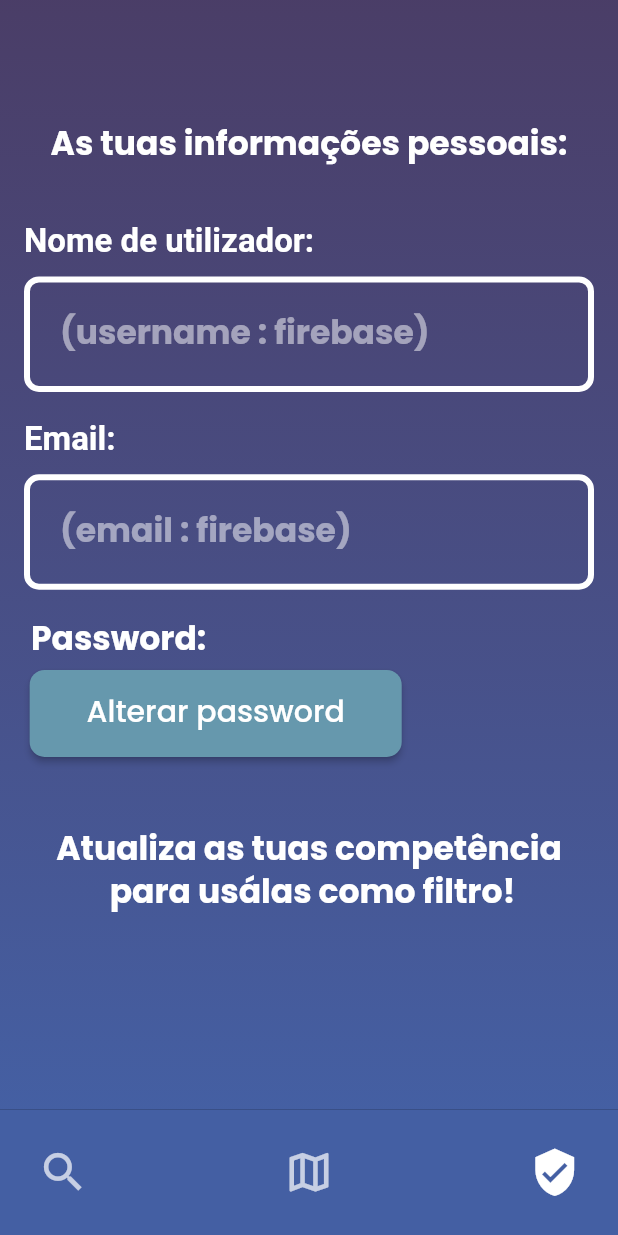
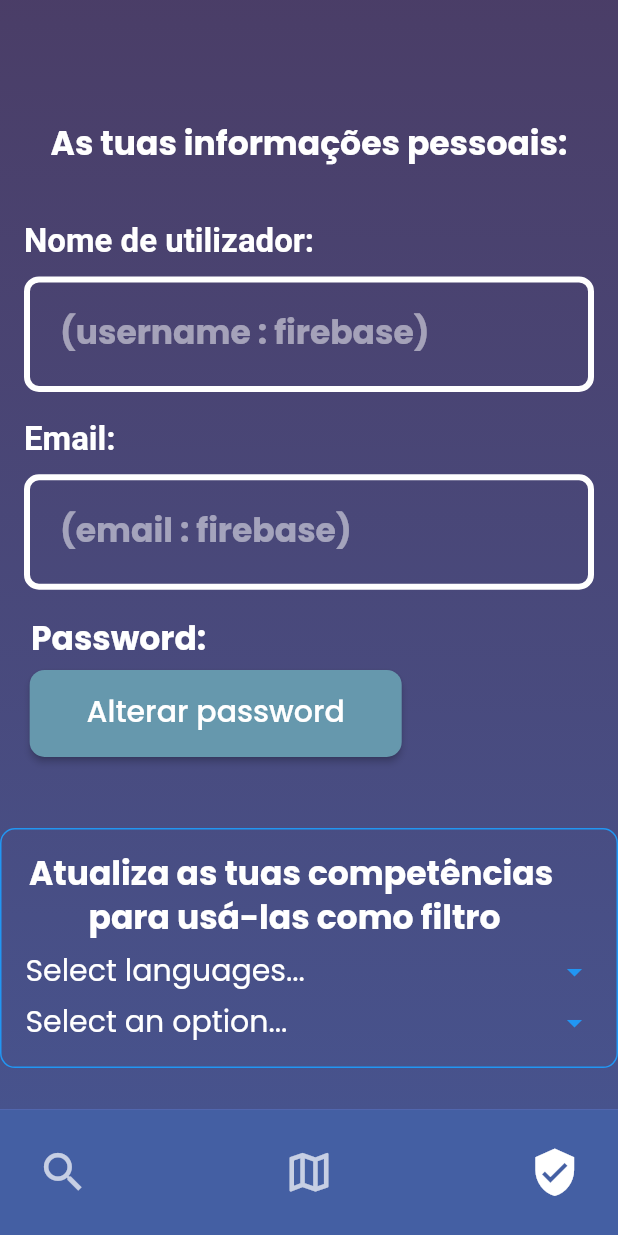
Before and after one commit to AndreSantos03/Y2S2-SoftwareEngineer, a Flutter app: the screen it shows after launch, item 3 of the bottom bar chosen, on a phone screen of 412 x 824 dp. Run offline on Flutter 3.47's test engine with Material 2 defaults, Android fonts, the phone set to English and light mode, and no system bars; drawn by our look-alikes of google_nav_bar; our stand-ins replace equatable, google_fonts; missing offline and left inert: dart_numerics; network calls fail.

Commit message:
competências front end v1

```diff
--- a/app/lib/views/pages/user-screen.dart
+++ b/app/lib/views/pages/user-screen.dart
@@ -4,6 +4,7 @@ import 'package:myapp/views/widgets/gradientBackground.dart';
 import 'package:myapp/views/widgets/inputTextBoxWidget.dart';
 import 'package:myapp/views/widgets/navBar.dart';
 import 'package:myapp/views/widgets/rectangularButtonWidget.dart';
+import 'package:myapp/views/widgets/selectionDropdownWidget.dart';
 
 class UserScreen extends StatelessWidget {
   final TextEditingController usernameController = TextEditingController();
@@ -18,9 +19,11 @@ class UserScreen extends StatelessWidget {
 
     return Scaffold(
       bottomNavigationBar: const NavBar(pageNumber: 2),
-      body: Stack(
+      body: SingleChildScrollView(
+        physics: const AlwaysScrollableScrollPhysics(),
+        child: Stack(
           children: [
-          GradientBackground(screenHeight: screenHeight),
+            GradientBackground(screenHeight: screenHeight + 300),
             Positioned(
               top: screenHeight * 0.1,
               left: 0,
@@ -84,19 +87,10 @@ class UserScreen extends StatelessWidget {
               top: screenHeight * 0.67,
                 left: 0,
                 right: 0,
-            child: Text(
-              'Atualiza as tuas competência \n para usálas como filtro!',
-              textAlign: TextAlign.center,
-              style: SafeGoogleFont(
-                'Poppins',
-                fontSize: 22,
-                fontWeight: FontWeight.w700,
-                height: 1.3,
-                color: const Color(0xffffffff),
-              ),
-            ),
+                child: const LanguageSelectionDropdown()
             ),
           ],
+        ),
       ),
       backgroundColor: Colors.black,
     );
--- /dev/null
+++ b/app/lib/views/widgets/selectionDropdownWidget.dart
@@ -0,0 +1,163 @@
+import 'package:flutter/material.dart';
+import 'package:myapp/utils.dart';
+
+class LanguageSelectionDropdown extends StatefulWidget {
+  const LanguageSelectionDropdown({super.key});
+
+  @override
+  State<LanguageSelectionDropdown> createState() => _LanguageSelectionDropdownState();
+}
+
+class _LanguageSelectionDropdownState extends State<LanguageSelectionDropdown> {
+  bool _isOpen = false;
+  final List<String> _selectedLanguages = [];
+  String _selectedOption = '';
+
+  @override
+  Widget build(BuildContext context) {
+    return GestureDetector(
+      onTap: () {
+        setState(() {
+          _isOpen = !_isOpen;
+        });
+      },
+      child: Container(
+        padding: EdgeInsets.all(16.0),
+        decoration: BoxDecoration(
+          border: Border.all(color: Colors.blue),
+          borderRadius: BorderRadius.circular(10.0),
+        ),
+        child: Column(
+          crossAxisAlignment: CrossAxisAlignment.start,
+          children: [
+            Text(
+              'Atualiza as tuas competências \n para usá-las como filtro',
+              textAlign: TextAlign.center,
+              style: SafeGoogleFont(
+                'Poppins',
+                fontSize: 22,
+                fontWeight: FontWeight.w700,
+                height: 1.3,
+                color: const Color(0xffffffff),
+              ),
+            ),
+            SizedBox(height: 8.0),
+            Row(
+              children: [
+                Expanded(
+                  child: Text(
+                    _selectedLanguages.isNotEmpty ? _selectedLanguages.join(', ') : 'Select languages...',
+                    style: TextStyle(
+                      color: _selectedLanguages.isNotEmpty ? Colors.black :  Color(0xffffffff),
+                      fontFamily: 'Poppins',
+                      fontSize: 20,
+                      height: 1.3,
+                    ),
+                  ),
+                ),
+                Icon(
+                  _isOpen ? Icons.arrow_drop_up : Icons.arrow_drop_down,
+                  color: Colors.blue,
+                ),
+              ],
+            ),
+            if (_isOpen)
+              Container(
+                margin: EdgeInsets.only(top: 16.0),
+                child: ExpansionTile(
+                  title: Text('Select Languages'),
+                  children: [
+                    CheckboxListTile(
+                      title: Text('JavaScript'),
+                      value: _selectedLanguages.contains('JavaScript'),
+                      onChanged: (value) {
+                        setState(() {
+                          if (value!) {
+                            _selectedLanguages.add('JavaScript');
+                          } else {
+                            _selectedLanguages.remove('JavaScript');
+                          }
+                        });
+                      },
+                    ),
+                    CheckboxListTile(
+                      title: Text('Python'),
+                      value: _selectedLanguages.contains('Python'),
+                      onChanged: (value) {
+                        setState(() {
+                          if (value!) {
+                            _selectedLanguages.add('Python');
+                          } else {
+                            _selectedLanguages.remove('Python');
+                          }
+                        });
+                      },
+                    ),
+                    CheckboxListTile(
+                      title: Text('Java'),
+                      value: _selectedLanguages.contains('Java'),
+                      onChanged: (value) {
+                        setState(() {
+                          if (value!) {
+                            _selectedLanguages.add('Java');
+                          } else {
+                            _selectedLanguages.remove('Java');
+                          }
+                        });
+                      },
+                    ),
+                  ],
+                ),
+              ),
+            SizedBox(height: 8.0),
+            Row(
+              children: [
+                Expanded(
+                  child: Text(
+                    _selectedOption.isNotEmpty
+                        ? _selectedOption
+                        : 'Select an option...',
+                    style: TextStyle(
+                      color: _selectedOption.isNotEmpty
+                          ? Colors.black
+                          : Color(0xffffffff),
+                      fontFamily: 'Poppins',
+                      fontSize: 20,
+                      height: 1.3,
+                    ),
+                  ),
+                ),
+                Icon(
+                  _isOpen ? Icons.arrow_drop_up : Icons.arrow_drop_down,
+                  color: Colors.blue,
+                ),
+              ],
+            ),
+            if (_isOpen)
+              Container(
+                margin: EdgeInsets.only(top: 16.0),
+                child: ExpansionTile(
+                  title: Text('Select Option'),
+                  children: [
+                    CheckboxListTile(
+                      title: Text('Allow Remote'),
+                      value: _selectedOption == 'Allow Remote',
+                      onChanged: (value) {
+                        setState(() {
+                          if (value!) {
+                            _selectedOption = 'Allow Remote';
+                          } else {
+                            _selectedOption = '';
+                          }
+                        });
+                      },
+                    ),
+                  ],
+                ),
+              ),
+          ],
+        ),
+      ),
+    );
+  }
+}
```
Lines whose indentation alone changed are shown as unchanged.
